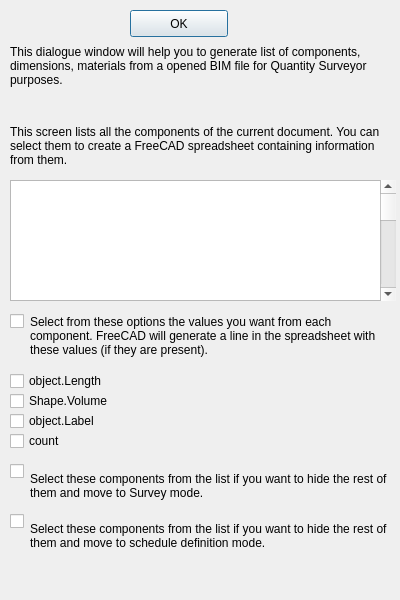
Before: the Qt Designer form src/Mod/BIM/Resources/ui/dialogQuantitySurveying.ui in southseact-3d/fcd, drawn with Qt 5.
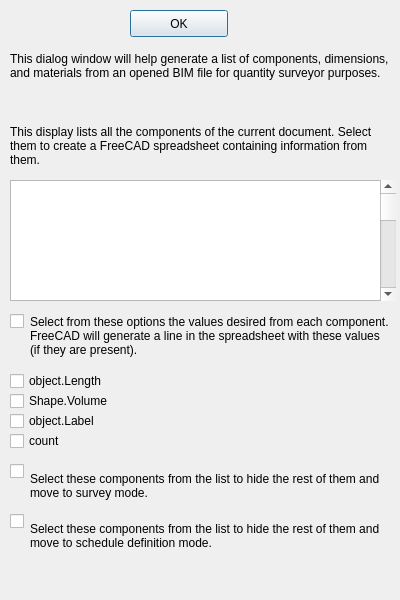
After: the same form once the commit is applied.

```diff
--- a/src/Mod/BIM/Resources/ui/dialogQuantitySurveying.ui
+++ b/src/Mod/BIM/Resources/ui/dialogQuantitySurveying.ui
@@ -59,7 +59,7 @@
     </rect>
    </property>
    <property name="text">
-    <string>This screen lists all the components of the current document. You can select them to create a FreeCAD spreadsheet containing information from them.</string>
+    <string>This display lists all the components of the current document. Select them to create a FreeCAD spreadsheet containing information from them.</string>
    </property>
    <property name="wordWrap">
     <bool>true</bool>
@@ -75,7 +75,7 @@
     </rect>
    </property>
    <property name="text">
-    <string>This dialogue window will help you to generate list of components, dimensions, materials from a opened BIM file for Quantity Surveyor purposes.</string>
+    <string>This dialog window will help generate a list of components, dimensions, and materials from an opened BIM file for quantity surveyor purposes.</string>
    </property>
    <property name="wordWrap">
     <bool>true</bool>
@@ -91,7 +91,7 @@
     </rect>
    </property>
    <property name="text">
-    <string>Select from these options the values you want from each component. FreeCAD will generate a line in the spreadsheet with these values (if they are present).</string>
+    <string>Select from these options the values desired from each component. FreeCAD will generate a line in the spreadsheet with these values (if they are present).</string>
    </property>
    <property name="wordWrap">
     <bool>true</bool>
@@ -172,7 +172,7 @@
     </rect>
    </property>
    <property name="text">
-    <string>Select these components from the list if you want to hide the rest of them and move to Survey mode.</string>
+    <string>Select these components from the list to hide the rest of them and move to survey mode.</string>
    </property>
    <property name="wordWrap">
     <bool>true</bool>
@@ -214,7 +214,7 @@
     </rect>
    </property>
    <property name="text">
-    <string>Select these components from the list if you want to hide the rest of them and move to schedule definition mode.</string>
+    <string>Select these components from the list to hide the rest of them and move to schedule definition mode.</string>
    </property>
    <property name="wordWrap">
     <bool>true</bool>
```
